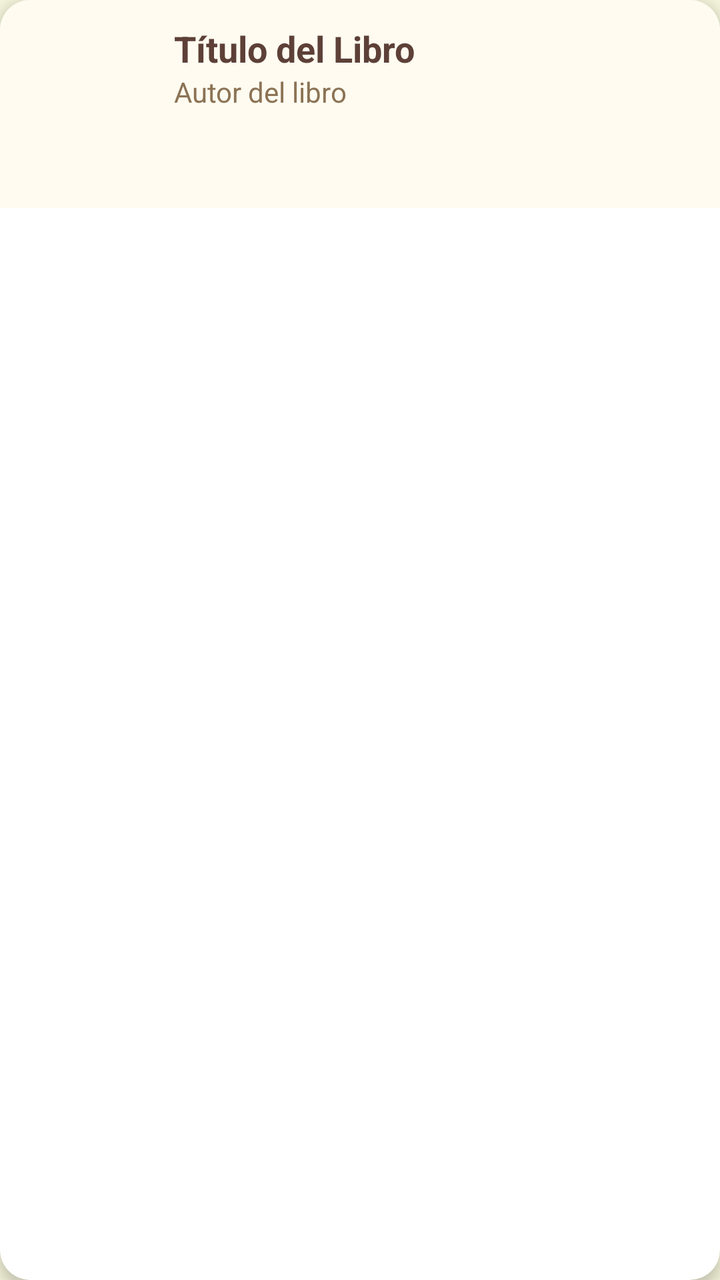
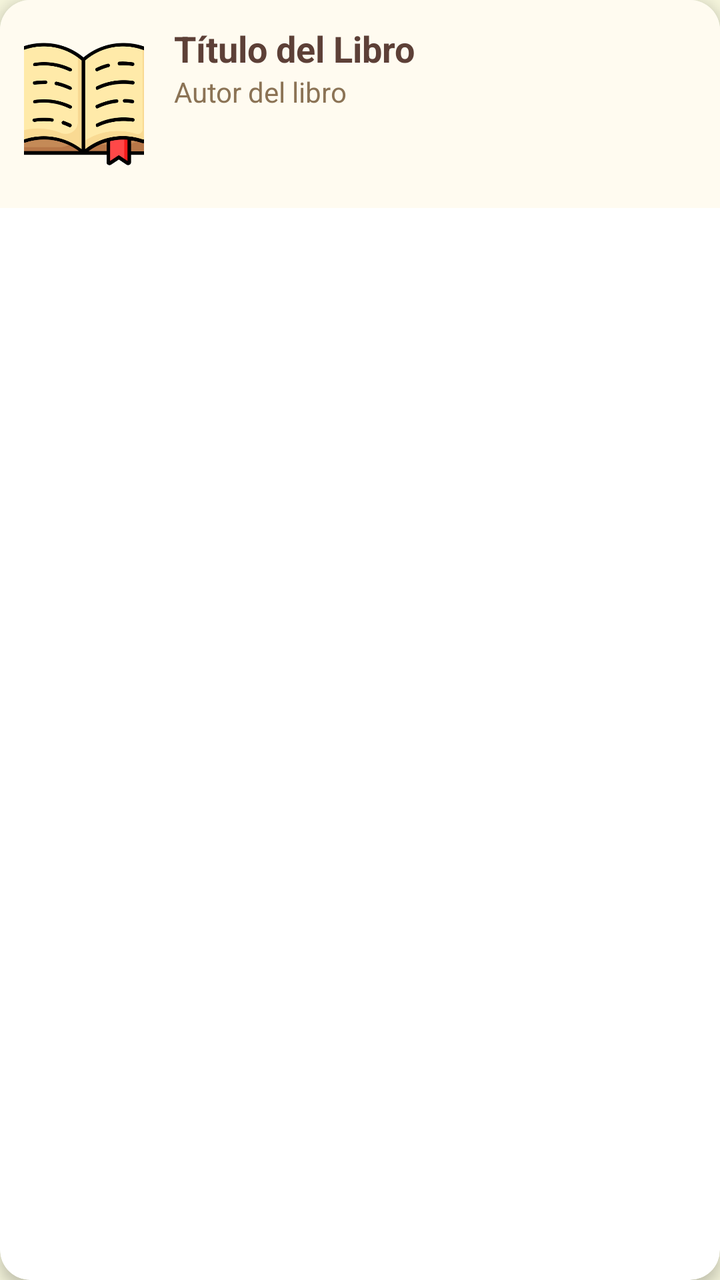

An Android layout rendered at two revisions. The XML below is the earlier revision; the diff shows what the commit changed to produce the second picture.
<!-- AndroidManifest.xml: application theme Theme.TFG_2025 -->
<!-- res/layout/item_libro.xml -->
<?xml version="1.0" encoding="utf-8"?>
<androidx.cardview.widget.CardView
    xmlns:android="http://schemas.android.com/apk/res/android"
    xmlns:app="http://schemas.android.com/apk/res-auto"
    android:layout_width="match_parent"
    android:layout_height="wrap_content"
    android:layout_margin="8dp"
    app:cardCornerRadius="15dp"
    app:cardElevation="4dp">

    <LinearLayout
        android:layout_width="match_parent"
        android:layout_height="wrap_content"
        android:orientation="horizontal"
        android:padding="12dp"
        android:background="#FFFBF0">

        <ImageView
            android:id="@+id/img_libro_portada"
            android:layout_width="60dp"
            android:layout_height="80dp"
            android:scaleType="centerCrop"
            android:src="@android:drawable/ic_menu_book" />

        <LinearLayout
            android:layout_width="match_parent"
            android:layout_height="wrap_content"
            android:layout_marginStart="15dp"
            android:orientation="vertical">

            <TextView
                android:id="@+id/tv_libro_titulo"
                android:layout_width="wrap_content"
                android:layout_height="wrap_content"
                android:text="Título del Libro"
                android:textColor="#5D4037"
                android:textSize="18sp"
                android:textStyle="bold" />

            <TextView
                android:id="@+id/tv_libro_autor"
                android:layout_width="wrap_content"
                android:layout_height="wrap_content"
                android:text="Autor del libro"
                android:textColor="#8B7355"
                android:textSize="14sp" />
        </LinearLayout>
    </LinearLayout>
</androidx.cardview.widget.CardView>
<!-- resources referenced by this layout -->
<resources>
  <style name="Theme.TFG_2025" parent="Theme.MaterialComponents.Light.NoActionBar">
          <item name="colorPrimary">@color/boton_primario</item>
          <item name="android:windowBackground">@color/fondo_crema</item>
          <item name="android:statusBarColor">@color/fondo_crema</item>
          <item name="android:windowLightStatusBar">true</item>
      </style>
  <color name="boton_primario">#8D6E63</color>
  <color name="fondo_crema">#F5F5DC</color>
</resources>

<!-- the commit's change to res/layout/item_libro.xml (unified diff, before → after) -->
@@ -20,7 +20,7 @@
             android:layout_width="60dp"
             android:layout_height="80dp"
             android:scaleType="centerCrop"
-            android:src="@android:drawable/ic_menu_book" />
+            android:src="@drawable/ic_menu_libro" />
 
         <LinearLayout
             android:layout_width="match_parent"
<!-- resource entries referenced after the edit -->
@@ -1,5 +1,6 @@
 <!-- resources referenced by this layout -->
 <resources>
+  <!-- drawable ic_menu_libro: png bitmap (drawable, 28499 bytes) -->
   <style name="Theme.TFG_2025" parent="Theme.MaterialComponents.Light.NoActionBar">
           <item name="colorPrimary">@color/boton_primario</item>
           <item name="android:windowBackground">@color/fondo_crema</item>
